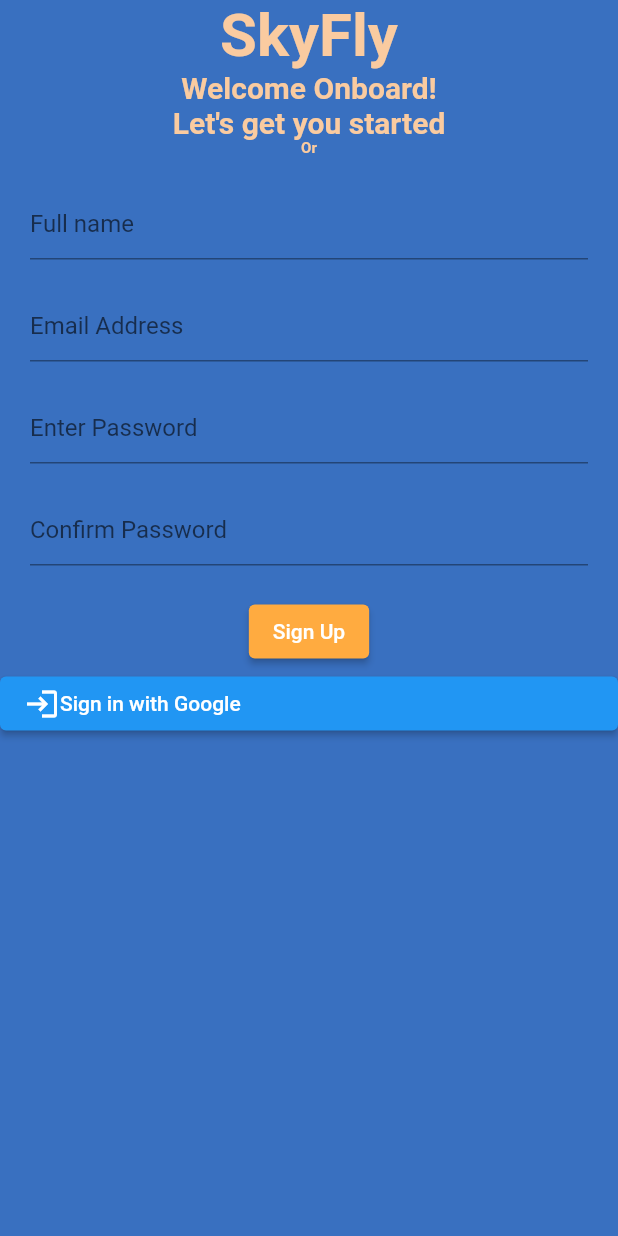
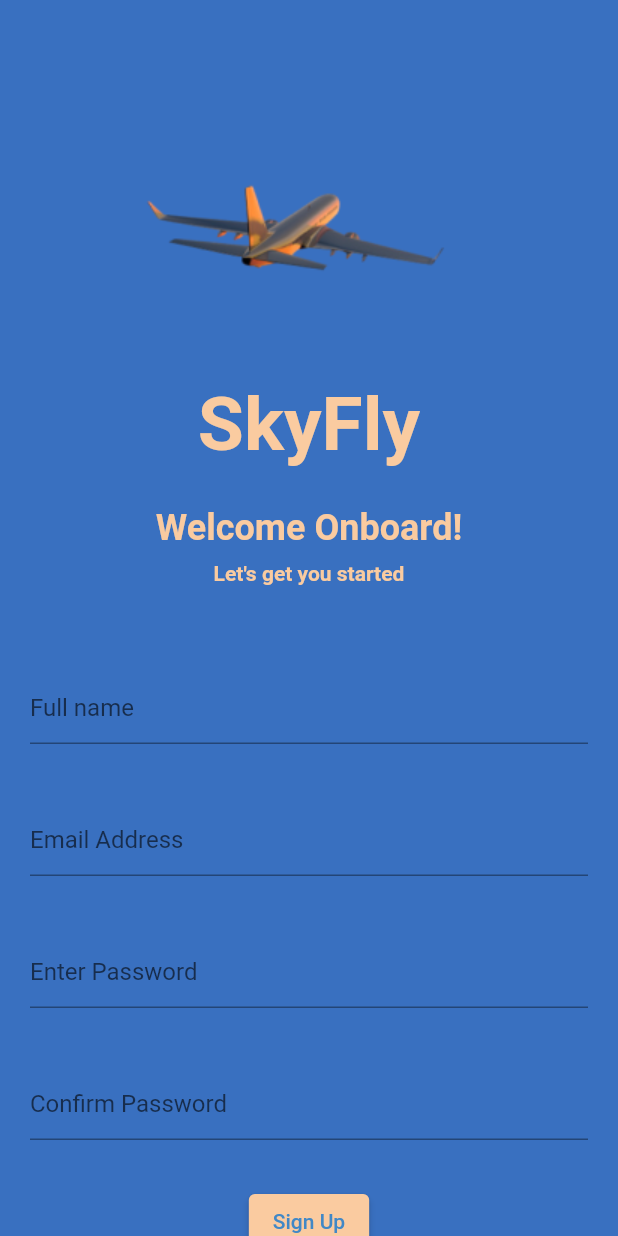
Before and after one commit to BankoleOcean29/sky_fly, a Flutter app: the screen it shows after launch, on a phone screen of 412 x 824 dp. Run offline on Flutter 3.47's test engine with Material 2 defaults, Android fonts, the phone set to English and light mode, and no system bars.

```diff
--- /dev/null
+++ b/lib/components/auth_buttons.dart
@@ -0,0 +1,34 @@
+import 'package:flutter/material.dart';
+
+class AuthButtons extends StatelessWidget{
+  final void Function() onPressed;
+  final String buttonText;
+  const AuthButtons({Key? key, required this.buttonText, required this.onPressed}) : super(key: key);
+
+
+
+  @override
+  Widget build(BuildContext context) {
+    return ElevatedButton(
+      onPressed: onPressed,
+      child:  Text(buttonText, style: const TextStyle(color: Color(0XFF4188C6))),
+      style: ButtonStyle(
+          backgroundColor:
+          MaterialStateProperty.all(const Color(0XFFFACBA0)),
+      )
+    );
+  }
+}
+
+class AuthTextButton extends StatelessWidget{
+  final void Function() onPressed;
+  final String text;
+
+  const AuthTextButton({Key? key, required this.onPressed, required this.text}) : super(key: key);
+
+
+  @override
+  Widget build(BuildContext context) {
+    return TextButton(onPressed: onPressed, child: const Text('login'));
+  }
+}
--- a/lib/components/text_field.dart
+++ b/lib/components/text_field.dart
@@ -14,6 +14,7 @@ class CustomTextField extends StatelessWidget {
       child: Padding(
         padding: const EdgeInsets.only(top: 20, right: 20, left: 20),
         child: TextField(
+          style: TextStyle(color: Color(0XFFFACBA0)),
           decoration: InputDecoration(
             hintText: hintText,
           ),
--- a/lib/main.dart
+++ b/lib/main.dart
@@ -1,6 +1,8 @@
 import 'package:flutter/material.dart';
+import 'package:sky_fly/components/auth_buttons.dart';
 import 'package:sky_fly/components/text_field.dart';
 import 'package:sky_fly/components/texts.dart';
+import 'package:sky_fly/views/login_page.dart';
 
 void main() {
   runApp(const SkyFly());
@@ -17,52 +19,127 @@ class _SkyFlyState extends State<SkyFly> {
   @override
   Widget build(BuildContext context) {
     return MaterialApp(
+
       home: SafeArea(
         child: Scaffold(
           backgroundColor: const Color(0XFF3970C0),
-          body: Column(
-            children: <Widget>[
-              const AuthTitleText(text: 'SkyFly', textColor: Color(0XFFFACBA0) , textFontSize: 40, textFontWeight: FontWeight.bold),
+          body: ListView(
+          children: [
+            Center(
+              child: Padding(
+                padding: const EdgeInsets.only(top: 50.0, left: 50),
+                child: Image.asset('images/image_1.png'),
+              ),
+            ),
+              const Padding(
+                padding: EdgeInsets.only(top: 1.0),
+                child: Center(
+                  child: AuthTitleText(
+                      text: 'SkyFly',
+                      textColor: Color(0XFFFACBA0),
+                      textFontSize: 50,
+                      textFontWeight: FontWeight.bold),
+                ),
+              ),
+              const Center(
+                child: Padding(
+                  padding: EdgeInsets.only(top: 25.0),
+                  child: AuthTitleText(
+                      text: 'Welcome Onboard!',
+                      textColor: Color(0XFFFACBA0),
+                      textFontSize: 24,
+                      textFontWeight: FontWeight.bold),
+                ),
+              ),
+              const Center(
+                child: Padding(
+                  padding: EdgeInsets.all(8.0),
+                  child: AuthTitleText(
+                      text: 'Let\'s get you started',
+                      textColor: Color(0XFFFACBA0),
+                      textFontSize: 14,
+                      textFontWeight: FontWeight.bold),
+                ),
+              ),
 
-              const AuthTitleText(text: 'Welcome Onboard!', textColor: Color(0XFFFACBA0) , textFontSize: 20, textFontWeight: FontWeight.bold),
-
-              const AuthTitleText(text: 'Let\'s get you started', textColor: Color(0XFFFACBA0) , textFontSize: 20, textFontWeight: FontWeight.bold),
-
-              const AuthTitleText(text: 'Or', textColor: Color(0XFFFACBA0) , textFontSize: 10, textFontWeight: FontWeight.bold),
-
-              const CustomTextField(hintText: 'Full name', obscureText: false),
-
-              const CustomTextField(hintText: 'Email Address', obscureText: false),
-
-              const CustomTextField(hintText: 'Enter Password', obscureText: true),
-
-              const CustomTextField(hintText: 'Confirm Password', obscureText: true),
+              const Center(child: Padding(
+                padding: EdgeInsets.only(top: 30.0),
+                child: CustomTextField(hintText: 'Full name', obscureText: false),
+              )),
+              const Center(
+                child: Padding(
+                  padding: EdgeInsets.only(top: 20.0),
+                  child: CustomTextField(
+                      hintText: 'Email Address', obscureText: false),
+                ),
+              ),
+              const Center(
+                child: Padding(
+                  padding: EdgeInsets.only(top: 20.0),
+                  child: CustomTextField(
+                      hintText: 'Enter Password', obscureText: true),
+                ),
+              ),
+              const Center(
+                child: Padding(
+                  padding: EdgeInsets.only(top: 20.0),
+                  child: CustomTextField(
+                      hintText: 'Confirm Password', obscureText: true),
+                ),
+              ),
               Center(
                 child: Padding(
-                  padding: const EdgeInsets.only(top: 20.0),
-                  child: ElevatedButton(
-                    onPressed: () {
-                      print('tes');
-                    },
-                    child: const Text('Sign Up'),
-                    style: ButtonStyle(
-                        backgroundColor:
-                            MaterialStateProperty.all(Colors.orangeAccent)),
+                  padding: const EdgeInsets.only(top: 30.0),
+                  child: SizedBox(
+                    // width: MediaQuery.of(context).size.width,
+                    child: AuthButtons(
+                      onPressed: () {},
+                      buttonText: 'Sign Up',
+                    ),
                   ),
                 ),
               ),
-              ElevatedButton(
-                  onPressed: () {},
-                  child: Row(
-                    children: const [
-                      Icon(Icons.login),
-                      Text('Sign in with Google')
-                    ],
-                  ))
+            const Center(
+              child: Padding(
+                padding: EdgeInsets.all(8.0),
+                child: AuthTitleText(
+                    text: 'OR',
+                    textColor: Color(0XFFFACBA0),
+                    textFontSize: 18,
+                    textFontWeight: FontWeight.bold),
+              ),
+            ),
+              Center(
+                child: Padding(
+                  padding: const EdgeInsets.only(top: 10.0, right: 40, left: 40),
+                  child: ElevatedButton(
+                      onPressed: () {},
+                      child: Row(
+                        children: const [
+                          Icon(Icons.login, size: 25,),
+                          Text('Sign in with Google'),
+
+                        ],
+                      )),
+                ),
+              ),
+            Padding(
+              padding: const EdgeInsets.only(left: 100.0),
+              child: Row(
+                children: [
+                  AuthTextButton(onPressed: (){Navigator.push(
+                    context,
+                    MaterialPageRoute(builder: (context) =>  Login()),
+                  );},
+                    text: ('login'),
+                  )
+                ],
+              ),
+            )
             ],
           ),
         ),
-      ),
+        ),
     );
   }
 }
--- a/lib/views/login_page.dart
+++ b/lib/views/login_page.dart
@@ -13,8 +13,15 @@ class Login extends StatefulWidget {
 class _LoginState extends State<Login> {
   @override
   Widget build(BuildContext context) {
-    // TODO: implement build
-    throw UnimplementedError();
+    return Scaffold(
+      backgroundColor: const Color(0XFF3970C0),
+      body: ListView(
+          children: [
+      Center(
+      child: Padding(
+      padding: const EdgeInsets.only(top: 50.0, left: 50),
+      child: Image.asset('images/image_1.png'),
+    ),),])
+    );
   }
-
 }
```
Also changed, not shown: pubspec.yaml (+3 -4 lines), images/image_1.png (added).
